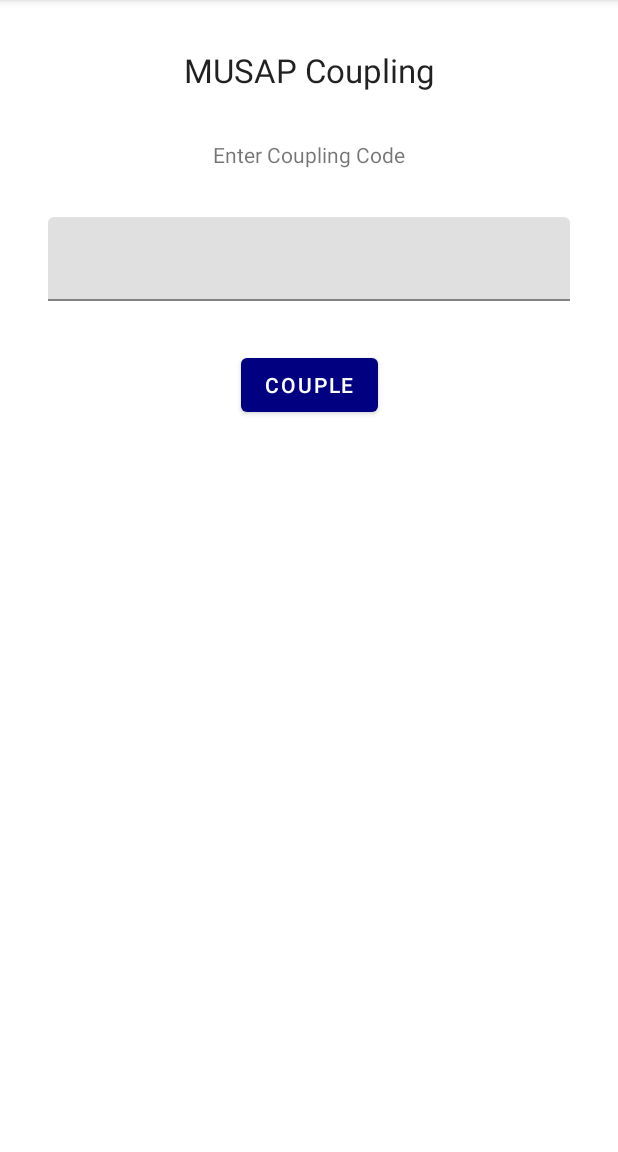
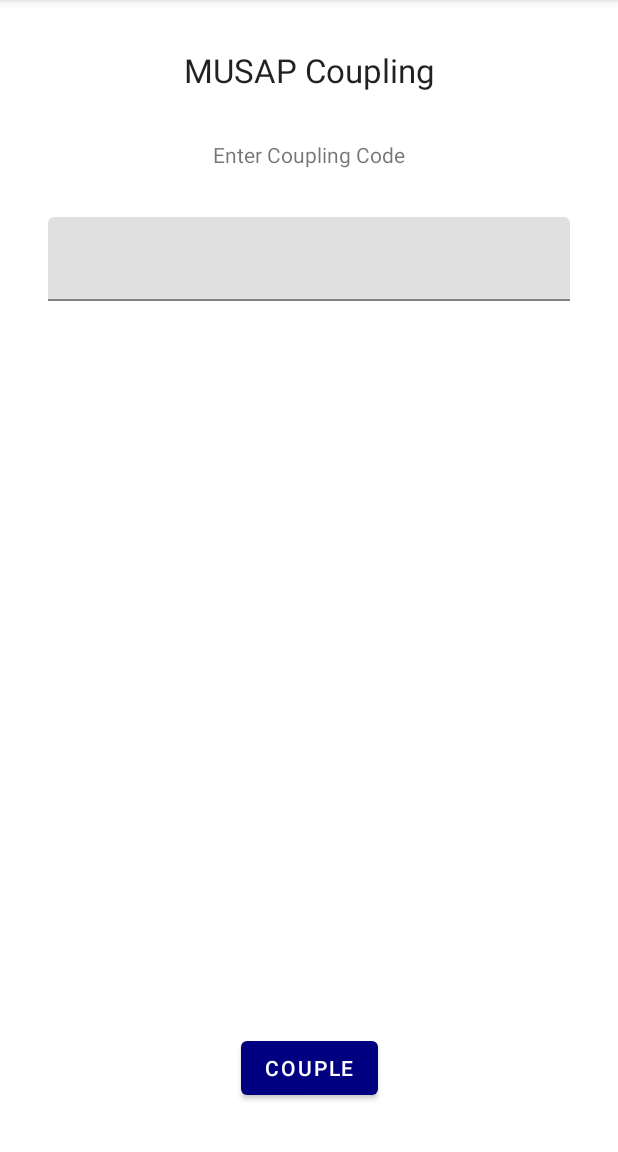
Before and after one commit to methics/divvy-android, an Android app: the fragment CouplingFragment placed in its activity, on a phone screen of 412 x 824 dp, the part 84-1236 px from its top. Run offline under Robolectric (Android 15) with nearby library versions, the phone set to English and light mode, and no system bars; libraries missing offline, so code that uses them is left out: fi.methics.musap; 1 statement that could not run was skipped.

Commit message:
Add images. Minor UI fixes

```diff
--- a/app/src/main/java/fi/methics/divvy/ui/main/KeygenFragment.java
+++ b/app/src/main/java/fi/methics/divvy/ui/main/KeygenFragment.java
@@ -79,7 +79,6 @@ public class KeygenFragment extends Fragment {
             MusapClient.generateKey(sscd, req, new MusapCallback<MusapKey>() {
                 @Override
                 public void onSuccess(MusapKey musapKey) {
-                    Toast.makeText(KeygenFragment.this.getActivity(), "Key generation success", Toast.LENGTH_SHORT).show();
 
                     if (pollResp == null) {
                         KeygenFragment.this.getActivity().getSupportFragmentManager().beginTransaction()
--- a/app/src/main/res/layout/fragment_coupling.xml
+++ b/app/src/main/res/layout/fragment_coupling.xml
@@ -54,11 +54,11 @@
         android:layout_width="wrap_content"
         android:layout_height="wrap_content"
         android:layout_marginStart="32dp"
-        android:layout_marginTop="32dp"
         android:layout_marginEnd="32dp"
+        android:layout_marginBottom="32dp"
         android:text="Couple"
+        app:layout_constraintBottom_toBottomOf="parent"
         app:layout_constraintEnd_toEndOf="parent"
-        app:layout_constraintStart_toStartOf="parent"
-        app:layout_constraintTop_toBottomOf="@+id/textInputLayout" />
+        app:layout_constraintStart_toStartOf="parent" />
 
 </androidx.constraintlayout.widget.ConstraintLayout>
```
Also changed, not shown: app/src/main/ic_launcher-playstore.png (added), app/src/main/res/mipmap-hdpi/ic_launcher_foreground.webp (added), app/src/main/res/mipmap-mdpi/ic_launcher_foreground.webp (added), app/src/main/res/mipmap-xhdpi/ic_launcher_foreground.webp (added), app/src/main/res/mipmap-xxhdpi/ic_launcher_foreground.webp (added), app/src/main/res/mipmap-xxxhdpi/ic_launcher_foreground.webp (added), 3 other files.
